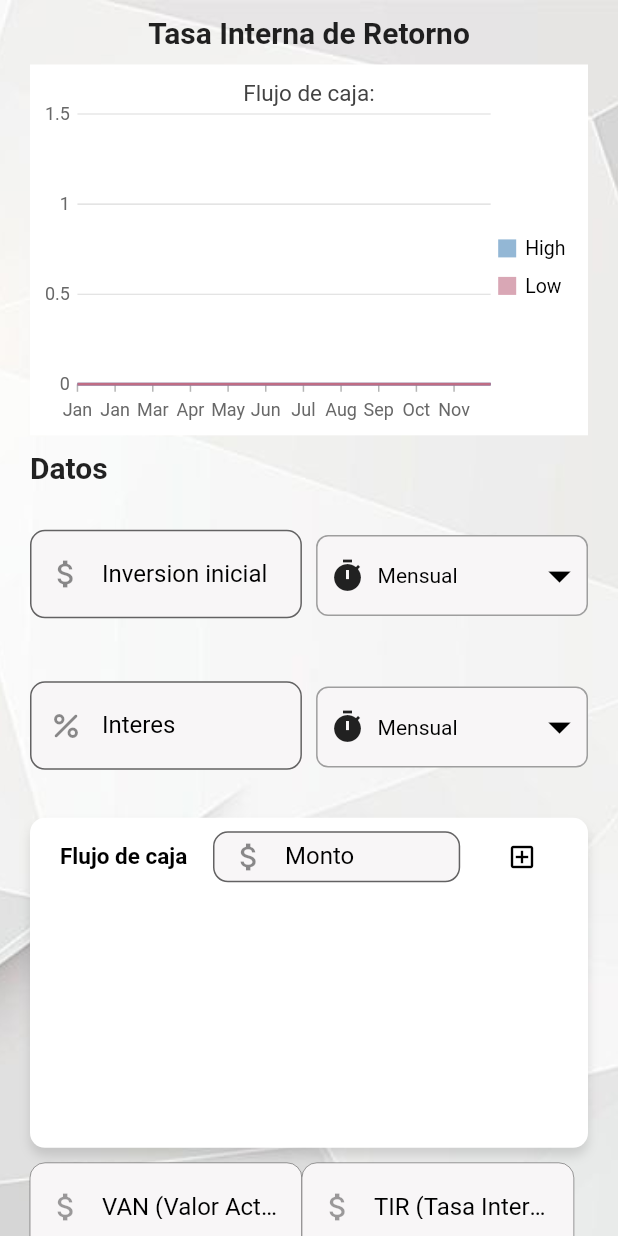
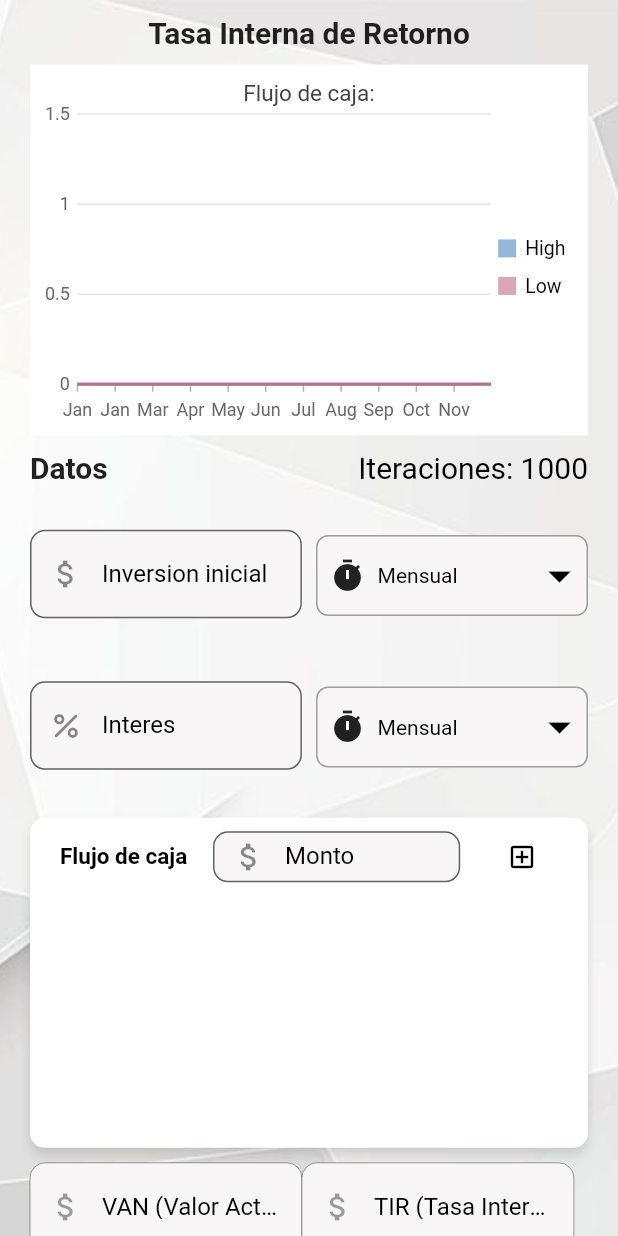
Before and after one commit to valfonsoardila/EcoFinanza-App, a Flutter app: the InternalRateOfReturnView screen opened directly, on a phone screen of 412 x 824 dp. Run offline on Flutter 3.47's test engine with Material 2 defaults, Android fonts, the light colour scheme and no system bars; our stand-ins replace animate_do, animated_text_kit, currency_text_input_formatter, get, shared_preferences, syncfusion_flutter_charts; accounts and stored records are empty.

Commit message:
Tasa interna de retorno modelo y vista completado

```diff
--- a/lib/ui/models/internalRateReturn_model.dart
+++ b/lib/ui/models/internalRateReturn_model.dart
@@ -29,46 +29,34 @@ class InternalRateReturnModel {
   }
 
   double calcularTIRNewtonRaphson() {
-    double left = 0.1; // Límite izquierdo
-    double right = 1.0; // Límite derecho
-    double tolerance = 1e-9; // Tolerancia para la precisión
+    double left = 0.1;
+    double right = 1.0;
+    double tolerance = 1e-9;
     double tir;
 
     for (int i = 0; i < iteraciones; i++) {
-      // Itera un máximo de 100000 veces
-      tir = (left + right) / 2; // Toma el punto medio
+      tir = (left + right) / 2;
       double npv = 0;
-
       for (int j = 0; j < flujos.length; j++) {
         npv += flujos[j] / pow(1 + tir, j + 1);
       }
-
       if (npv.abs() < tolerance) {
-        return tir * 100; // Devuelve la TIR en porcentaje
+        return tir * 100;
       }
-
       if (npv > 0) {
         left = tir;
       } else {
         right = tir;
       }
     }
-    return double.infinity; // Si no converge, devuelve infinito
+    return double.infinity;
   }
 
   double calcularVAN() {
-    //fujos=[-inversion,flujo1,flujo2,flujo3,flujo4...]
-    // print("Flujos: $flujos");
-    // print("Inversion: $inversion");
-    // print("Interes: $interes");
     double van = 0;
     for (int i = 0; i < flujos.length; i++) {
-      print("Flujo: ${flujos[i]}");
       van += flujos[i] / pow(1 + interes, i);
-      print("VAN: $van");
     }
-    // van = van - inversion;
-    // print("VAN: $van");
     return van;
   }
 
@@ -95,10 +83,8 @@ class InternalRateReturnModel {
 
   void criterioIncognita() {
     if (flujos != [] && inversion != 0 && interes == 0) {
-      print("En el criterio de incognita vino a calcular TIR");
       calcularTir();
     } else if (flujos != [] && inversion != 0 && interes != 0) {
-      print("En el criterio de incognita vino a calcular VAN");
       calcularTir();
       calcularVan();
     }
--- a/lib/ui/views/internalRateOfReturn_view.dart
+++ b/lib/ui/views/internalRateOfReturn_view.dart
@@ -6,7 +6,7 @@ import 'package:syncfusion_flutter_charts/charts.dart';
 import 'package:shared_preferences/shared_preferences.dart';
 
 class InternalRateOfReturnView extends StatefulWidget {
-  const InternalRateOfReturnView({super.key});
+  InternalRateOfReturnView({super.key});
 
   @override
   State<InternalRateOfReturnView> createState() =>
@@ -90,7 +90,9 @@ class _InternalRateOfReturnViewState extends State<InternalRateOfReturnView> {
 
   obtenerIteraciones() async {
     SharedPreferences prefs = await SharedPreferences.getInstance();
-    iteraciones = prefs.getInt('iteraciones') ?? 1000;
+    setState(() {
+      iteraciones = prefs.getInt('iteraciones') ?? 1000;
+    });
   }
 
   calcularTasaInternaDeRetorno() {
@@ -127,7 +129,7 @@ class _InternalRateOfReturnViewState extends State<InternalRateOfReturnView> {
         incg3 = "";
         incg4 = "";
       });
-    } else if (van.text == "") {
+    } else if (van.text == "" && tir.text != "") {
       van.text = "0";
       setState(() {
         incg1 = "";
@@ -135,12 +137,19 @@ class _InternalRateOfReturnViewState extends State<InternalRateOfReturnView> {
         incg3 = "Incognita";
         incg4 = "";
       });
-    } else if (tir.text == "") {
+    } else if (tir.text == "" && van.text != "") {
       tir.text = "0";
       setState(() {
         incg1 = "";
         incg2 = "";
         incg3 = "";
+        incg4 = "Incognita";
+      });
+    } else if (van.text == "" && tir.text == "") {
+      setState(() {
+        incg1 = "";
+        incg2 = "";
+        incg3 = "Incognita";
         incg4 = "Incognita";
       });
     }
@@ -204,20 +213,20 @@ class _InternalRateOfReturnViewState extends State<InternalRateOfReturnView> {
       body: SingleChildScrollView(
         child: Container(
           height: MediaQuery.of(context).size.height * 1.1,
-          decoration: const BoxDecoration(
+          decoration: BoxDecoration(
             image: DecorationImage(
               image: AssetImage("assets/imgs/bg.jpg"),
               fit: BoxFit.cover,
             ),
           ),
-          padding: const EdgeInsets.symmetric(horizontal: 20),
+          padding: EdgeInsets.symmetric(horizontal: 20),
           width: MediaQuery.of(context).size.width,
           child: Column(
             crossAxisAlignment: CrossAxisAlignment.center,
             children: [
               Container(
-                padding: const EdgeInsets.symmetric(vertical: 10),
-                child: const Text(
+                padding: EdgeInsets.symmetric(vertical: 10),
+                child: Text(
                   "Tasa Interna de Retorno",
                   style: TextStyle(fontSize: 20, fontWeight: FontWeight.bold),
                 ),
@@ -231,18 +240,18 @@ class _InternalRateOfReturnViewState extends State<InternalRateOfReturnView> {
                   title: ChartTitle(text: 'Flujo de caja: '),
                   legend: Legend(isVisible: true),
                   primaryXAxis: DateTimeAxis(
-                      majorGridLines: const MajorGridLines(width: 0),
+                      majorGridLines: MajorGridLines(width: 0),
                       interval: 1,
                       edgeLabelPlacement: EdgeLabelPlacement.shift),
                   primaryYAxis: NumericAxis(
-                    axisLine: const AxisLine(width: 0),
-                    majorTickLines: const MajorTickLines(size: 0),
+                    axisLine: AxisLine(width: 0),
+                    majorTickLines: MajorTickLines(size: 0),
                   ),
                   series: <ChartSeries<_StepAreaData, DateTime>>[
                     StepAreaSeries<_StepAreaData, DateTime>(
                       dataSource: chartData!,
-                      color: const Color.fromRGBO(75, 135, 185, 0.6),
-                      borderColor: const Color.fromRGBO(75, 135, 185, 1),
+                      color: Color.fromRGBO(75, 135, 185, 0.6),
+                      borderColor: Color.fromRGBO(75, 135, 185, 1),
                       borderWidth: 2,
                       name: 'High',
                       xValueMapper: (_StepAreaData sales, _) => sales.x,
@@ -250,8 +259,8 @@ class _InternalRateOfReturnViewState extends State<InternalRateOfReturnView> {
                     ),
                     StepAreaSeries<_StepAreaData, DateTime>(
                       dataSource: chartData!,
-                      borderColor: const Color.fromRGBO(192, 108, 132, 1),
-                      color: const Color.fromRGBO(192, 108, 132, 0.6),
+                      borderColor: Color.fromRGBO(192, 108, 132, 1),
+                      color: Color.fromRGBO(192, 108, 132, 0.6),
                       borderWidth: 2,
                       name: 'Low',
                       xValueMapper: (_StepAreaData sales, _) => sales.x,
@@ -261,11 +270,21 @@ class _InternalRateOfReturnViewState extends State<InternalRateOfReturnView> {
                 ),
               ),
               Container(
-                padding: const EdgeInsets.symmetric(vertical: 10),
+                padding: EdgeInsets.symmetric(vertical: 10),
                 alignment: Alignment.centerLeft,
-                child: const Text(
-                  "Datos",
-                  style: TextStyle(fontSize: 20, fontWeight: FontWeight.bold),
+                child: Row(
+                  mainAxisAlignment: MainAxisAlignment.spaceBetween,
+                  children: [
+                    Text(
+                      "Datos",
+                      style:
+                          TextStyle(fontSize: 20, fontWeight: FontWeight.bold),
+                    ),
+                    Text(
+                      'Iteraciones: $iteraciones',
+                      style: TextStyle(fontSize: 20, color: Colors.black),
+                    ),
+                  ],
                 ),
               ),
               Container(
@@ -273,7 +292,7 @@ class _InternalRateOfReturnViewState extends State<InternalRateOfReturnView> {
                   mainAxisAlignment: MainAxisAlignment.spaceBetween,
                   children: [
                     Container(
-                      margin: const EdgeInsets.only(top: 20),
+                      margin: EdgeInsets.only(top: 20),
                       width: MediaQuery.of(context).size.width * 0.44,
                       child: TextField(
                         controller: inversion,
@@ -294,7 +313,7 @@ class _InternalRateOfReturnViewState extends State<InternalRateOfReturnView> {
 
                           focusedBorder: OutlineInputBorder(
                             borderRadius: BorderRadius.circular(10),
-                            borderSide: const BorderSide(
+                            borderSide: BorderSide(
                               color: Colors.black,
                               width: 1.0,
                             ),
@@ -302,9 +321,9 @@ class _InternalRateOfReturnViewState extends State<InternalRateOfReturnView> {
                           border: OutlineInputBorder(
                             borderRadius: BorderRadius.circular(10),
                           ),
-                          prefixIcon: const Icon(Icons.attach_money),
+                          prefixIcon: Icon(Icons.attach_money),
                           labelText: 'Inversion inicial',
-                          labelStyle: const TextStyle(
+                          labelStyle: TextStyle(
                             color: Colors.black,
                           ),
                         ),
@@ -378,7 +397,7 @@ class _InternalRateOfReturnViewState extends State<InternalRateOfReturnView> {
                   mainAxisAlignment: MainAxisAlignment.spaceBetween,
                   children: [
                     Container(
-                      margin: const EdgeInsets.only(top: 20),
+                      margin: EdgeInsets.only(top: 20),
                       width: MediaQuery.of(context).size.width * 0.44,
                       child: TextField(
                         controller: interes,
@@ -395,7 +414,7 @@ class _InternalRateOfReturnViewState extends State<InternalRateOfReturnView> {
 
                           focusedBorder: OutlineInputBorder(
                             borderRadius: BorderRadius.circular(10),
-                            borderSide: const BorderSide(
+                            borderSide: BorderSide(
                               color: Colors.black,
                               width: 1.0,
                             ),
@@ -403,9 +422,9 @@ class _InternalRateOfReturnViewState extends State<InternalRateOfReturnView> {
                           border: OutlineInputBorder(
                             borderRadius: BorderRadius.circular(10),
                           ),
-                          prefixIcon: const Icon(Icons.percent_rounded),
+                          prefixIcon: Icon(Icons.percent_rounded),
                           labelText: 'Interes',
-                          labelStyle: const TextStyle(
+                          labelStyle: TextStyle(
                             color: Colors.black,
                           ),
                         ),
@@ -475,13 +494,13 @@ class _InternalRateOfReturnViewState extends State<InternalRateOfReturnView> {
                 ),
               ),
               Container(
-                margin: const EdgeInsets.symmetric(vertical: 10),
+                margin: EdgeInsets.symmetric(vertical: 10),
                 width: MediaQuery.of(context).size.width * 0.95,
                 height: 220,
                 decoration: BoxDecoration(
                   color: Colors.white,
                   borderRadius: BorderRadius.circular(10),
-                  boxShadow: const [
+                  boxShadow: [
                     BoxShadow(
                       color: Colors.black12,
                       blurRadius: 5,
@@ -490,12 +509,12 @@ class _InternalRateOfReturnViewState extends State<InternalRateOfReturnView> {
                   ],
                 ),
                 child: Container(
-                  padding: const EdgeInsets.symmetric(horizontal: 20),
+                  padding: EdgeInsets.symmetric(horizontal: 20),
                   child: Column(
                     crossAxisAlignment: CrossAxisAlignment.start,
                     children: [
                       Container(
-                        padding: const EdgeInsets.symmetric(vertical: 2),
+                        padding: EdgeInsets.symmetric(vertical: 2),
                         child: Row(
                           mainAxisAlignment: MainAxisAlignment.spaceBetween,
                           children: [
@@ -528,7 +547,7 @@ class _InternalRateOfReturnViewState extends State<InternalRateOfReturnView> {
                                   fillColor: Color.fromARGB(255, 248, 246, 247),
                                   focusedBorder: OutlineInputBorder(
                                     borderRadius: BorderRadius.circular(10),
-                                    borderSide: const BorderSide(
+                                    borderSide: BorderSide(
                                       color: Colors.black,
                                       width: 1.0,
                                     ),
@@ -536,9 +555,9 @@ class _InternalRateOfReturnViewState extends State<InternalRateOfReturnView> {
                                   border: OutlineInputBorder(
                                     borderRadius: BorderRadius.circular(10),
                                   ),
-                                  prefixIcon: const Icon(Icons.attach_money),
+                                  prefixIcon: Icon(Icons.attach_money),
                                   labelText: 'Monto',
-                                  labelStyle: const TextStyle(
+                                  labelStyle: TextStyle(
                                     color: Colors.black,
                                   ),
                                 ),
@@ -620,7 +639,7 @@ class _InternalRateOfReturnViewState extends State<InternalRateOfReturnView> {
                           fillColor: Color.fromARGB(255, 248, 246, 247),
                           focusedBorder: OutlineInputBorder(
                             borderRadius: BorderRadius.circular(10),
-                            borderSide: const BorderSide(
+                            borderSide: BorderSide(
                               color: Colors.black,
                               width: 1.0,
                             ),
@@ -628,9 +647,9 @@ class _InternalRateOfReturnViewState extends State<InternalRateOfReturnView> {
                           border: OutlineInputBorder(
                             borderRadius: BorderRadius.circular(10),
                           ),
-                          prefixIcon: const Icon(Icons.attach_money),
+                          prefixIcon: Icon(Icons.attach_money),
                           labelText: 'VAN (Valor Actual Neto)',
-                          labelStyle: const TextStyle(
+                          labelStyle: TextStyle(
                             color: Colors.black,
                           ),
                         ),
@@ -657,7 +676,7 @@ class _InternalRateOfReturnViewState extends State<InternalRateOfReturnView> {
                           fillColor: Color.fromARGB(255, 248, 246, 247),
                           focusedBorder: OutlineInputBorder(
                             borderRadius: BorderRadius.circular(10),
-                            borderSide: const BorderSide(
+                            borderSide: BorderSide(
                               color: Colors.black,
                               width: 1.0,
                             ),
@@ -665,9 +684,9 @@ class _InternalRateOfReturnViewState extends State<InternalRateOfReturnView> {
                           border: OutlineInputBorder(
                             borderRadius: BorderRadius.circular(10),
                           ),
-                          prefixIcon: const Icon(Icons.attach_money),
+                          prefixIcon: Icon(Icons.attach_money),
                           labelText: 'TIR (Tasa Interna de Retorno)',
-                          labelStyle: const TextStyle(
+                          labelStyle: TextStyle(
                             color: Colors.black,
                           ),
                         ),
@@ -677,13 +696,13 @@ class _InternalRateOfReturnViewState extends State<InternalRateOfReturnView> {
                 ),
               ),
               Container(
-                margin: const EdgeInsets.symmetric(vertical: 10),
+                margin: EdgeInsets.symmetric(vertical: 10),
                 child: Row(
                   mainAxisAlignment: MainAxisAlignment.center,
                   crossAxisAlignment: CrossAxisAlignment.center,
                   children: [
                     Container(
-                      padding: const EdgeInsets.symmetric(horizontal: 5),
+                      padding: EdgeInsets.symmetric(horizontal: 5),
                       child: ElevatedButton(
                         onPressed: () {
                           setState(() {
@@ -697,11 +716,11 @@ class _InternalRateOfReturnViewState extends State<InternalRateOfReturnView> {
                           });
                         },
                         child: _isSwitched != false
-                            ? const Text("Nuevo")
-                            : const Text("Calcular"),
+                            ? Text("Nuevo")
+                            : Text("Calcular"),
                         style: ButtonStyle(
-                          minimumSize: MaterialStateProperty.all<Size>(
-                              const Size(160, 40)),
+                          minimumSize:
+                              MaterialStateProperty.all<Size>(Size(160, 40)),
                           backgroundColor: MaterialStateProperty.all<Color>(
                               Colors.deepPurple),
                           shape:
@@ -715,13 +734,13 @@ class _InternalRateOfReturnViewState extends State<InternalRateOfReturnView> {
                     ),
                     _isSwitched != false
                         ? Container(
-                            padding: const EdgeInsets.symmetric(horizontal: 5),
+                            padding: EdgeInsets.symmetric(horizontal: 5),
                             child: ElevatedButton(
                               onPressed: () {},
-                              child: const Text("Recalcular"),
+                              child: Text("Recalcular"),
                               style: ButtonStyle(
                                 minimumSize: MaterialStateProperty.all<Size>(
-                                    const Size(160, 40)),
+                                    Size(160, 40)),
                                 backgroundColor:
                                     MaterialStateProperty.all<Color>(
                                         Colors.deepPurple),
```
